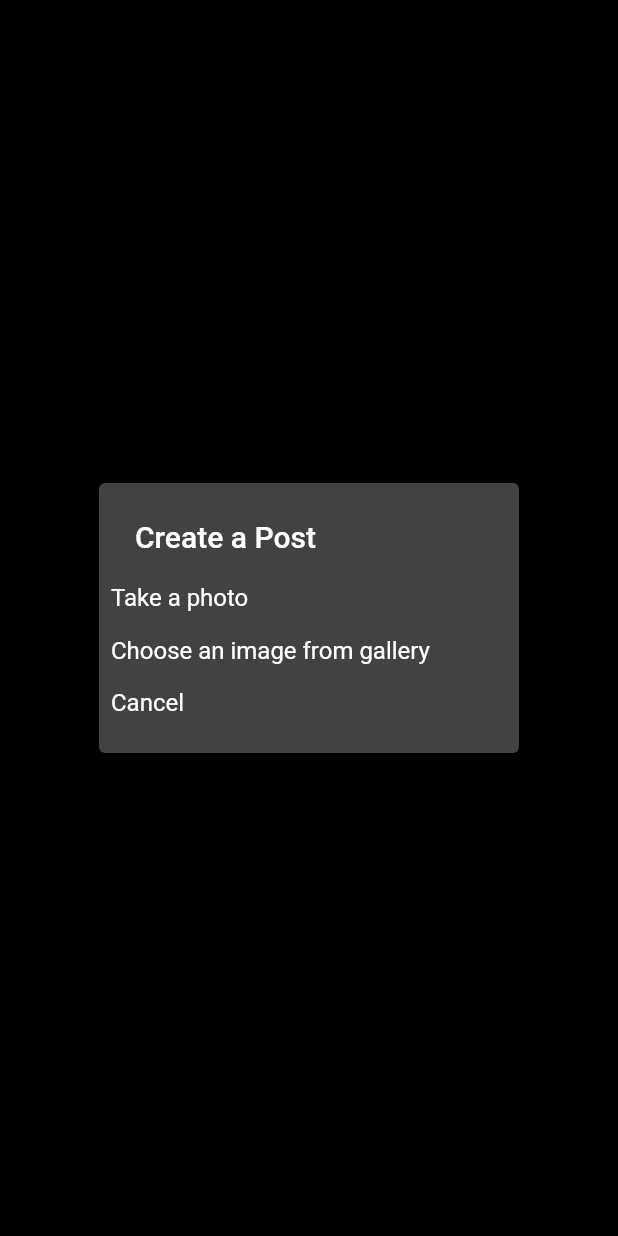
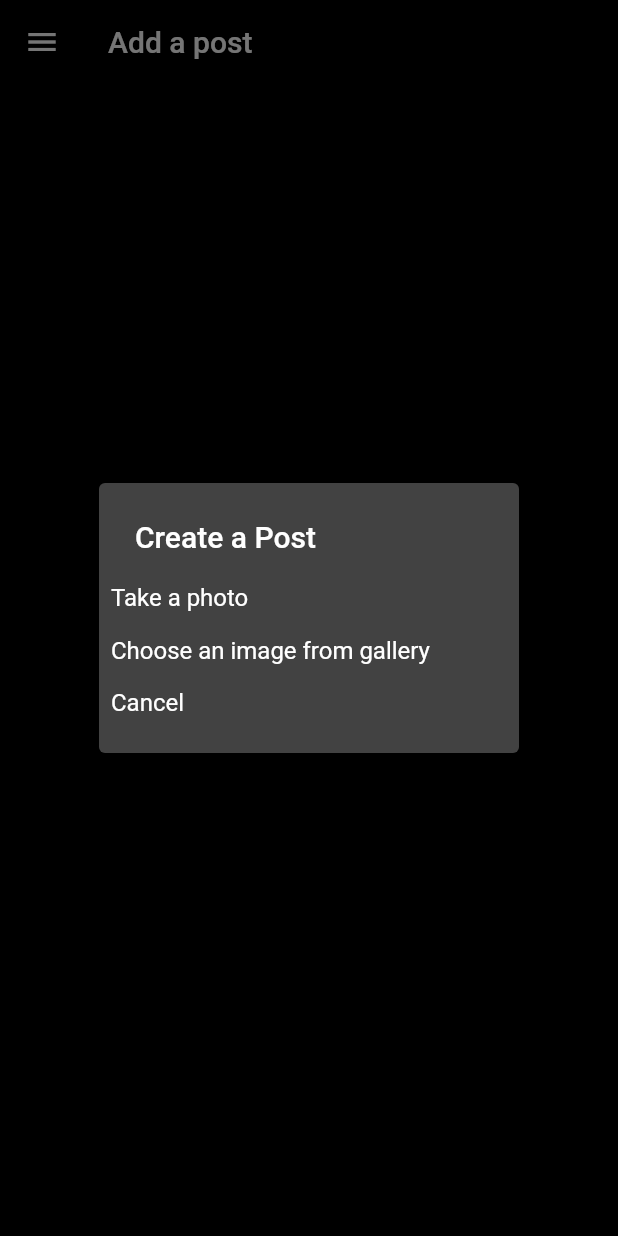
Before and after one commit to GouthamMurali03/Instagram_clone_firebase, a Flutter app: the AddPostScreen screen opened by its route, after a tap on the "upload" icon, on a phone screen of 412 x 824 dp. Run offline on Flutter 3.47's test engine with Material 2 defaults, Android fonts, the phone set to English and light mode, and no system bars; our stand-ins replace cloud_firestore, firebase_auth, firebase_core, firebase_storage, flutter_svg, image_picker and 1 more; missing offline and left inert: dart:ffi; accounts and stored records are empty.

Commit message:
Second commit

```diff
--- a/lib/main.dart
+++ b/lib/main.dart
@@ -79,9 +79,8 @@ class MyApp extends StatelessWidget {
             if (snapshot.connectionState == ConnectionState.active) {
               if (snapshot.hasData) {
                 return const ResponsiveLayout(
-                  WebScreenLayout: WebScreenLayout(),
-                  MobileScreenLayout: NewMobileScreen(),
-                );
+                    WebScreenLayout: WebScreenLayout(),
+                    MobileScreenLayout: NewMobileScreen());
               } else if (snapshot.hasError) {
                 return Center(
                   child: Text('${snapshot.error}'),
--- a/lib/screens/add_post.dart
+++ b/lib/screens/add_post.dart
@@ -7,6 +7,7 @@ import 'package:image_picker/image_picker.dart';
 import 'package:instagram_clone_flutter/data_models/user.dart';
 import 'package:instagram_clone_flutter/providers/user_provider.dart';
 import 'package:instagram_clone_flutter/resources/firestore_methods.dart';
+import 'package:instagram_clone_flutter/screens/drawer.dart';
 import '../screens/home_screen.dart';
 import 'package:instagram_clone_flutter/utils/colors.dart';
 import 'package:instagram_clone_flutter/utils/utils.dart';
@@ -117,12 +118,17 @@ class _AddPostScreenState extends State<AddPostScreen> {
     OurUser user = Provider.of<UserProvider>(context).getUser;
     return _file == null
         ? Scaffold(
+            appBar: AppBar(
+              title: const Text('Add a post'),
+              backgroundColor: mobileBackgroundColor,
+            ),
             body: Center(
               child: IconButton(
                 icon: const Icon(Icons.upload),
                 onPressed: () => _selectImage(context),
               ),
             ),
+            drawer: const MainDrawer(),
           )
         : Scaffold(
             appBar: AppBar(
--- a/lib/widgets/post_card.dart
+++ b/lib/widgets/post_card.dart
@@ -73,7 +73,7 @@ class _PostCardState extends State<PostCard> {
                         child: ListView(
                           padding: const EdgeInsets.symmetric(vertical: 16),
                           shrinkWrap: true,
-                          children: [Text('Delete')]
+                          children: [const Text('Delete')]
                               .map(
                                 (e) => InkWell(
                                   onTap: () {},
```
Also changed, not shown: lib/screens/home_screen.dart (+9 -12 lines).
